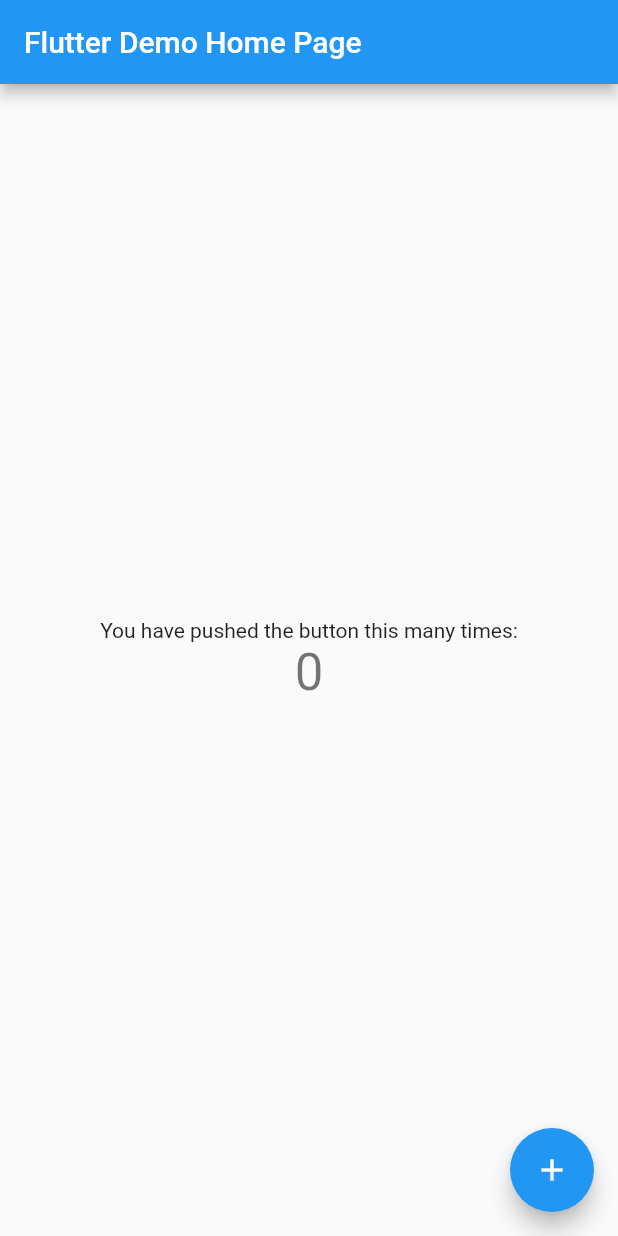
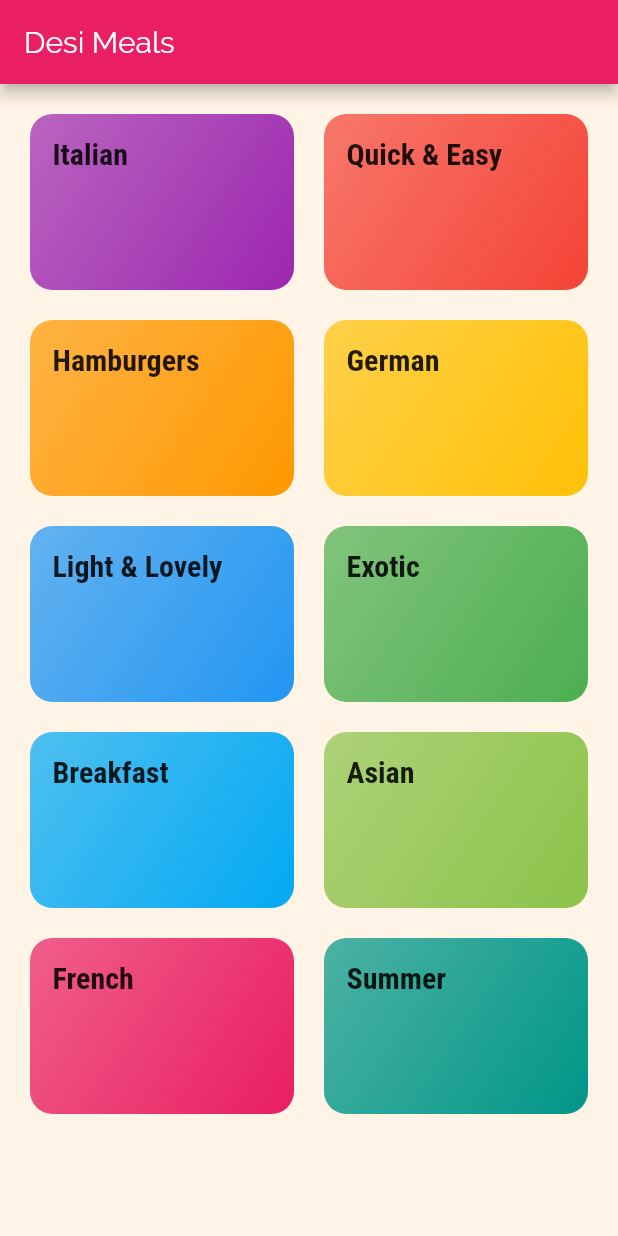
Before and after one commit to roy-a2yush/meals, a Flutter app: the screen it shows after launch, on a phone screen of 412 x 824 dp. Run offline on Flutter 3.47's test engine with Material 2 defaults, Android fonts, the phone set to English and light mode, and no system bars.

Commit message:
Categories displayed, navigation will be next

```diff
--- /dev/null
+++ b/lib/categories_screen.dart
@@ -0,0 +1,27 @@
+import 'package:flutter/material.dart';
+
+import './dummy_data.dart';
+import './category_item.dart';
+
+class CategoriesScreen extends StatelessWidget {
+  @override
+  Widget build(BuildContext context) {
+    return GridView(
+      padding: EdgeInsets.all(20),
+      children: DUMMY_CATEGORIES
+          .map(
+            (catData) => CategoryItem(
+              catData.title,
+              catData.color,
+            ),
+          )
+          .toList(),
+      gridDelegate: SliverGridDelegateWithMaxCrossAxisExtent(
+        maxCrossAxisExtent: 200,
+        childAspectRatio: 3 / 2,
+        crossAxisSpacing: 20,
+        mainAxisSpacing: 20,
+      ),
+    );
+  }
+}
--- /dev/null
+++ b/lib/category_item.dart
@@ -0,0 +1,27 @@
+import 'package:flutter/material.dart';
+
+class CategoryItem extends StatelessWidget {
+  final String title;
+  final Color color;
+
+  CategoryItem(this.title, this.color);
+
+  @override
+  Widget build(BuildContext context) {
+    return Container(
+      padding: const EdgeInsets.all(15),
+      child: Text(
+        title,
+        style: Theme.of(context).textTheme.title,
+      ),
+      decoration: BoxDecoration(
+        gradient: LinearGradient(
+          colors: [color.withOpacity(0.7), color],
+          begin: Alignment.topLeft,
+          end: Alignment.bottomRight,
+        ),
+        borderRadius: BorderRadius.circular(15),
+      ),
+    );
+  }
+}
--- /dev/null
+++ b/lib/dummy_data.dart
@@ -0,0 +1,56 @@
+import 'package:flutter/material.dart';
+
+import './models/category.dart';
+
+const DUMMY_CATEGORIES = const [
+  Category(
+    id: 'c1',
+    title: 'Italian',
+    color: Colors.purple,
+  ),
+  Category(
+    id: 'c2',
+    title: 'Quick & Easy',
+    color: Colors.red,
+  ),
+  Category(
+    id: 'c3',
+    title: 'Hamburgers',
+    color: Colors.orange,
+  ),
+  Category(
+    id: 'c4',
+    title: 'German',
+    color: Colors.amber,
+  ),
+  Category(
+    id: 'c5',
+    title: 'Light & Lovely',
+    color: Colors.blue,
+  ),
+  Category(
+    id: 'c6',
+    title: 'Exotic',
+    color: Colors.green,
+  ),
+  Category(
+    id: 'c7',
+    title: 'Breakfast',
+    color: Colors.lightBlue,
+  ),
+  Category(
+    id: 'c8',
+    title: 'Asian',
+    color: Colors.lightGreen,
+  ),
+  Category(
+    id: 'c9',
+    title: 'French',
+    color: Colors.pink,
+  ),
+  Category(
+    id: 'c10',
+    title: 'Summer',
+    color: Colors.teal,
+  ),
+];
--- a/lib/main.dart
+++ b/lib/main.dart
@@ -1,117 +1,51 @@
 import 'package:flutter/material.dart';
+
+import './categories_screen.dart';
 
 void main() {
   runApp(MyApp());
 }
 
 class MyApp extends StatelessWidget {
-  // This widget is the root of your application.
   @override
   Widget build(BuildContext context) {
     return MaterialApp(
-      title: 'Flutter Demo',
+      title: 'Desi Meals',
       theme: ThemeData(
-        // This is the theme of your application.
-        //
-        // Try running your application with "flutter run". You'll see the
-        // application has a blue toolbar. Then, without quitting the app, try
-        // changing the primarySwatch below to Colors.green and then invoke
-        // "hot reload" (press "r" in the console where you ran "flutter run",
-        // or simply save your changes to "hot reload" in a Flutter IDE).
-        // Notice that the counter didn't reset back to zero; the application
-        // is not restarted.
-        primarySwatch: Colors.blue,
-        // This makes the visual density adapt to the platform that you run
-        // the app on. For desktop platforms, the controls will be smaller and
-        // closer together (more dense) than on mobile platforms.
-        visualDensity: VisualDensity.adaptivePlatformDensity,
-      ),
-      home: MyHomePage(title: 'Flutter Demo Home Page'),
+          primarySwatch: Colors.pink,
+          accentColor: Colors.amber,
+          canvasColor: Color.fromRGBO(255, 244, 229, 1),
+          fontFamily: 'Raleway',
+          textTheme: ThemeData.light().textTheme.copyWith(
+              body1: TextStyle(
+                color: Color.fromRGBO(20, 51, 51, 1),
+              ),
+              body2: TextStyle(
+                color: Color.fromRGBO(20, 51, 51, 1),
+              ),
+              title: TextStyle(
+                fontFamily: 'RobotoCondensed',
+                fontSize: 20,
+                fontWeight: FontWeight.bold,
+              ))),
+      home: MyHomePage(),
     );
   }
 }
 
 class MyHomePage extends StatefulWidget {
-  MyHomePage({Key key, this.title}) : super(key: key);
-
-  // This widget is the home page of your application. It is stateful, meaning
-  // that it has a State object (defined below) that contains fields that affect
-  // how it looks.
-
-  // This class is the configuration for the state. It holds the values (in this
-  // case the title) provided by the parent (in this case the App widget) and
-  // used by the build method of the State. Fields in a Widget subclass are
-  // always marked "final".
-
-  final String title;
-
   @override
   _MyHomePageState createState() => _MyHomePageState();
 }
 
 class _MyHomePageState extends State<MyHomePage> {
-  int _counter = 0;
-
-  void _incrementCounter() {
-    setState(() {
-      // This call to setState tells the Flutter framework that something has
-      // changed in this State, which causes it to rerun the build method below
-      // so that the display can reflect the updated values. If we changed
-      // _counter without calling setState(), then the build method would not be
-      // called again, and so nothing would appear to happen.
-      _counter++;
-    });
-  }
-
   @override
   Widget build(BuildContext context) {
-    // This method is rerun every time setState is called, for instance as done
-    // by the _incrementCounter method above.
-    //
-    // The Flutter framework has been optimized to make rerunning build methods
-    // fast, so that you can just rebuild anything that needs updating rather
-    // than having to individually change instances of widgets.
     return Scaffold(
       appBar: AppBar(
-        // Here we take the value from the MyHomePage object that was created by
-        // the App.build method, and use it to set our appbar title.
-        title: Text(widget.title),
+        title: const Text('Desi Meals'),
       ),
-      body: Center(
-        // Center is a layout widget. It takes a single child and positions it
-        // in the middle of the parent.
-        child: Column(
-          // Column is also a layout widget. It takes a list of children and
-          // arranges them vertically. By default, it sizes itself to fit its
-          // children horizontally, and tries to be as tall as its parent.
-          //
-          // Invoke "debug painting" (press "p" in the console, choose the
-          // "Toggle Debug Paint" action from the Flutter Inspector in Android
-          // Studio, or the "Toggle Debug Paint" command in Visual Studio Code)
-          // to see the wireframe for each widget.
-          //
-          // Column has various properties to control how it sizes itself and
-          // how it positions its children. Here we use mainAxisAlignment to
-          // center the children vertically; the main axis here is the vertical
-          // axis because Columns are vertical (the cross axis would be
-          // horizontal).
-          mainAxisAlignment: MainAxisAlignment.center,
-          children: <Widget>[
-            Text(
-              'You have pushed the button this many times:',
-            ),
-            Text(
-              '$_counter',
-              style: Theme.of(context).textTheme.headline4,
-            ),
-          ],
-        ),
-      ),
-      floatingActionButton: FloatingActionButton(
-        onPressed: _incrementCounter,
-        tooltip: 'Increment',
-        child: Icon(Icons.add),
-      ), // This trailing comma makes auto-formatting nicer for build methods.
+      body: CategoriesScreen(),
     );
   }
 }
--- /dev/null
+++ b/lib/models/category.dart
@@ -0,0 +1,13 @@
+import 'package:flutter/material.dart';
+
+class Category {
+  final String id;
+  final String title;
+  final Color color;
+
+  const Category({
+    @required this.id,
+    @required this.title,
+    this.color = Colors.orange,
+  });
+}
```
Also changed, not shown: pubspec.yaml (+18 -9 lines), assets/fonts/Raleway-Black.ttf (added), assets/fonts/Raleway-Bold.ttf (added), assets/fonts/Raleway-Regular.ttf (added), assets/fonts/RobotoCondensed-Bold.ttf (added), assets/fonts/RobotoCondensed-Italic.ttf (added), assets/fonts/RobotoCondensed-Light.ttf (added), assets/fonts/RobotoCondensed-Regular.ttf (added).
